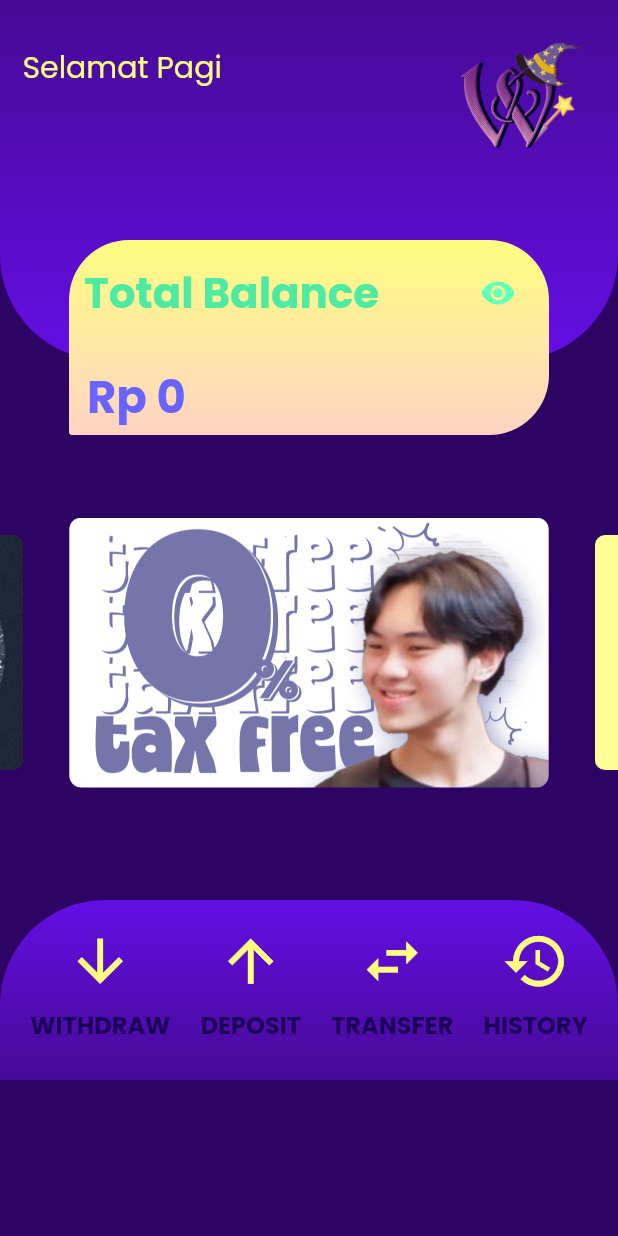
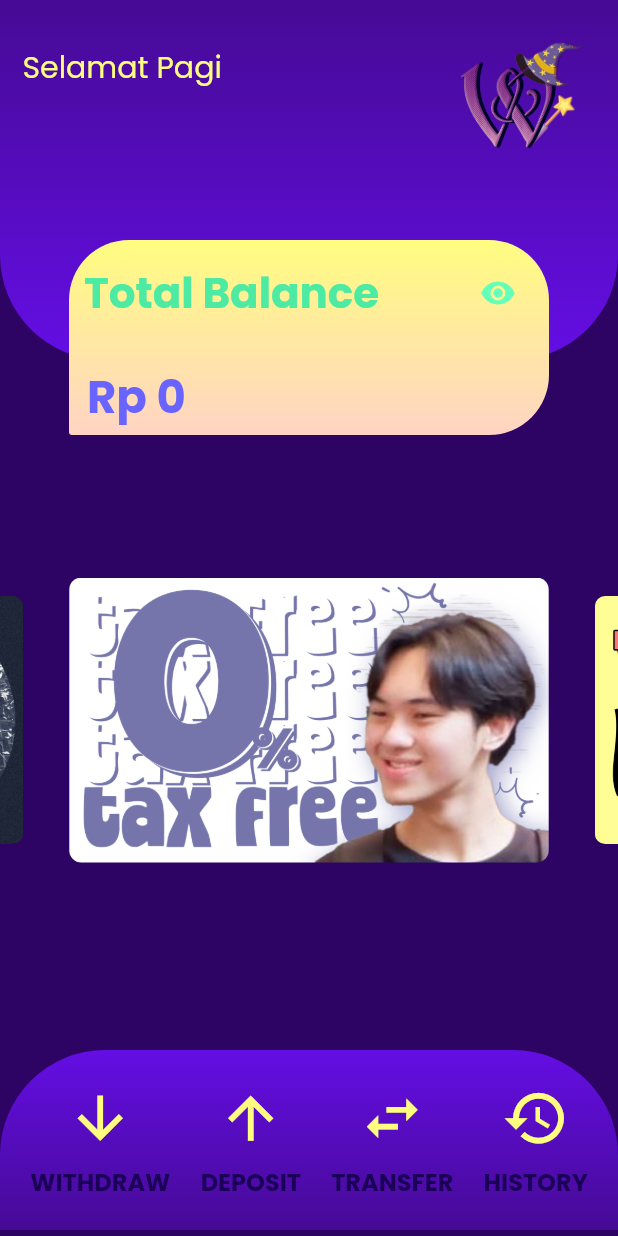
Before and after one commit to George535220173/UAS_E-MONEY, a Flutter app: the Home screen opened directly, on a phone screen of 412 x 824 dp. Run offline on Flutter 3.47's test engine with Material 2 defaults, Android fonts, the phone set to English and light mode, and no system bars; drawn by our look-alikes of carousel_slider; our stand-ins replace cloud_firestore, firebase_auth, firebase_core; accounts and stored records are empty.

Commit message:
Benerin via hp emulator asli

```diff
--- a/lib/Home/home.dart
+++ b/lib/Home/home.dart
@@ -263,7 +263,7 @@ class _HomeState extends State<Home> {
                       ),
                     ),
                     Padding(
-                      padding: EdgeInsets.only(top: 600),
+                      padding: EdgeInsets.only(top: 700),
                       child: Container(
                         width: MediaQuery.of(context).size.width,
                         height: 120,
@@ -285,7 +285,7 @@ class _HomeState extends State<Home> {
                     ),
                     SizedBox(height: 50),
                     Padding(
-                      padding: const EdgeInsets.only(top: 610),
+                      padding: const EdgeInsets.only(top: 715),
                       child: Row(
                         mainAxisAlignment: MainAxisAlignment.spaceEvenly,
                         children: [
@@ -311,10 +311,10 @@ class _HomeState extends State<Home> {
                     ),
                     Container(
                       alignment: Alignment.center,
-                      margin: EdgeInsets.symmetric(vertical: 340),
+                      margin: EdgeInsets.symmetric(vertical: 380),
                       child: CarouselSlider(
                         options: CarouselOptions(
-                          height: 190.0,
+                          height: 200.0,
                           enlargeCenterPage: true,
                           autoPlay: true,
                           aspectRatio: 20 / 9,
--- a/pubspec.yaml
+++ b/pubspec.yaml
@@ -41,6 +41,9 @@ dependencies:
   firebase_auth: ^4.14.0
   supabase_flutter: ^1.10.25
   cloud_firestore: ^4.13.1
+  crypto: ^3.0.3
+  encrypt: ^5.0.3
+  pointycastle: ^3.7.3
 
 dev_dependencies:
   flutter_test:
```
Also changed, not shown: lib/pin.dart (line endings or trailing spaces), pubspec.lock.
